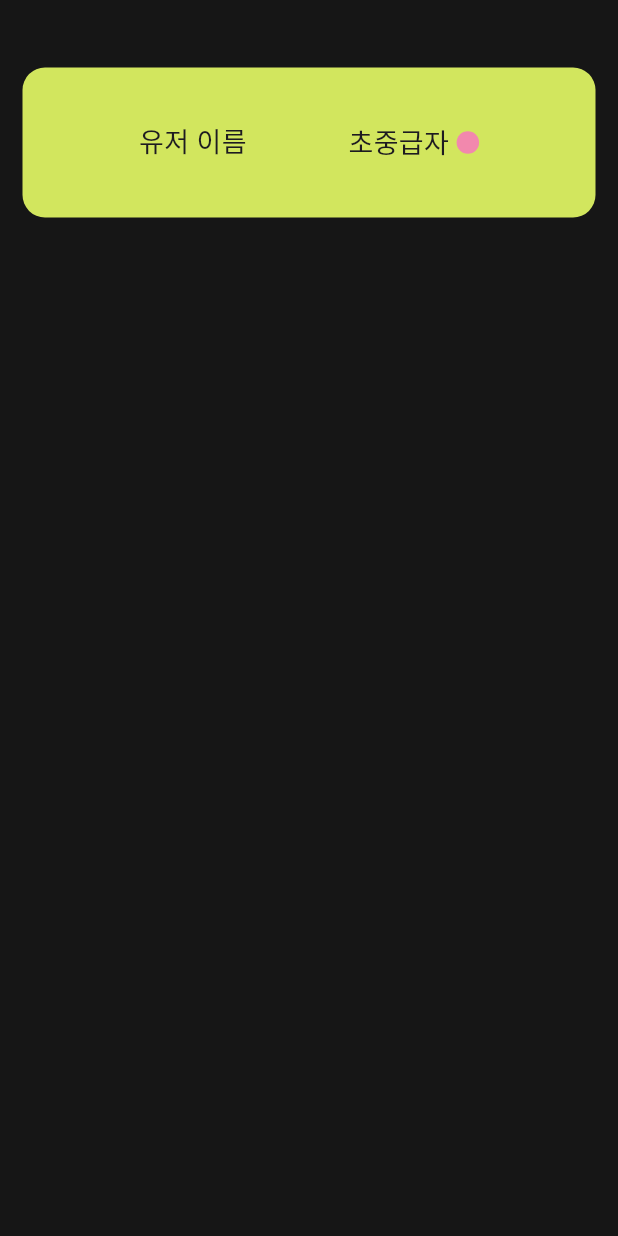
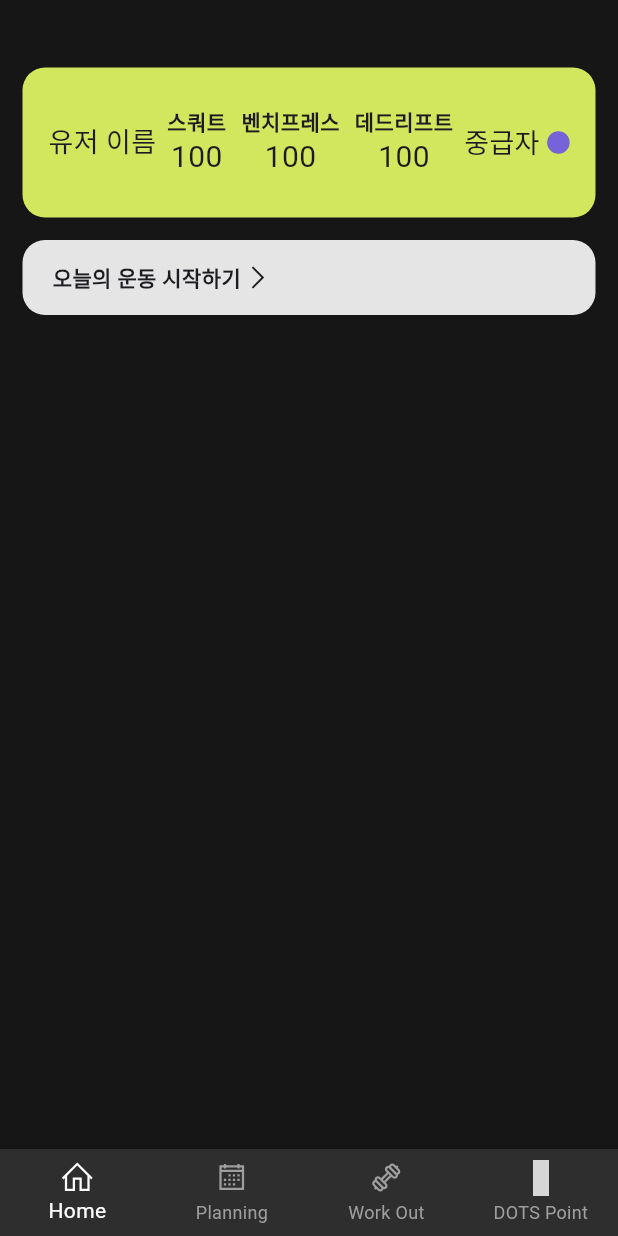
Before and after one commit to AXAX-Kuddy/work_out_diary, a Flutter app: the screen it shows after launch, on a phone screen of 412 x 824 dp. Run offline on Flutter 3.47's test engine with Material 3 defaults, Android fonts, the light colour scheme and no system bars; our stand-ins replace line_icons; Roboto replaces fonts that are missing (Pretendard); grey boxes are pictures that could not be loaded.

Commit message:
2024.02.16

```diff
--- a/work_out_app/lib/main.dart
+++ b/work_out_app/lib/main.dart
@@ -1,6 +1,17 @@
+//기본
 import 'package:flutter/material.dart';
+import 'package:work_out_app/widgets/base_page.dart';
 import 'package:work_out_app/palette.dart' as palette;
-import 'package:work_out_app/widgets/base_page.dart';
+
+//화면 위젯
+import 'package:work_out_app/screens/home_screen.dart';
+import 'package:work_out_app/screens/plan_screen.dart';
+import 'package:work_out_app/screens/work_out_screen.dart';
+import 'package:work_out_app/screens/dots_point_screen.dart';
+
+//패키지들
+
+//아이콘
 import 'package:line_icons/line_icons.dart';
 import 'package:line_icons/line_icon.dart';
 
@@ -15,60 +26,55 @@ void main() {
   );
 }
 
-class MyApp extends StatelessWidget {
+class MyApp extends StatefulWidget {
   const MyApp({super.key});
 
   @override
+  State<MyApp> createState() => _MyAppState();
+}
+
+class _MyAppState extends State<MyApp> {
+  int pageNum = 0;
+
+  @override
   Widget build(BuildContext context) {
-    return BasePage(
-      inputContent: [
-        // ignore: sized_box_for_whitespace
-        Container(
-          height: 100,
-          decoration: BoxDecoration(
-            color: palette.cardColorYelGreen,
-            borderRadius: BorderRadius.circular(15),
+    return Scaffold(
+      body: [
+        const HomeScreen(),
+        const PlanningScreen(),
+        const WorkOutScreen(),
+        const DotsPointScreen(),
+      ][pageNum],
+      bottomNavigationBar: BottomNavigationBar(
+        currentIndex: pageNum,
+        onTap: (pageIndex) {
+          setState(() {
+            pageNum = pageIndex;
+          });
+        },
+        backgroundColor: palette.bgFadeColor,
+        selectedItemColor: Colors.white,
+        unselectedItemColor: Colors.grey,
+        type: BottomNavigationBarType.fixed,
+        items: const [
+          BottomNavigationBarItem(
+            icon: LineIcon.home(),
+            label: "Home",
           ),
-          child: Expanded(
-            child: Padding(
-              padding: const EdgeInsets.all(10),
-              child: Row(
-                mainAxisAlignment: MainAxisAlignment.spaceEvenly,
-                children: [
-                  const Text(
-                    "유저 이름",
-                    style: TextStyle(
-                      fontSize: 18,
-                    ),
-                  ),
-                  Row(
-                    children: [
-                      const Text(
-                        "초중급자",
-                        style: TextStyle(
-                          fontSize: 18,
-                          fontWeight: FontWeight.normal,
-                        ),
-                      ),
-                      const SizedBox(
-                        width: 5,
-                      ),
-                      Container(
-                        width: 15,
-                        height: 15,
-                        decoration: BoxDecoration(
-                          color: palette.tierMiddleLow,
-                          borderRadius: BorderRadius.circular(50),
-                        ),
-                      ),
-                    ],
-                  ),
-                ],
-              ),
-            ),
+          BottomNavigationBarItem(
+            icon: LineIcon.calendar(),
+            label: "Planning",
           ),
-        ),
-      ],
+          BottomNavigationBarItem(
+            icon: LineIcon.dumbbell(),
+            label: "Work Out",
+          ),
+          BottomNavigationBarItem(
+            icon: LineIcon.raisedFist(),
+            label: "DOTS Point",
+          ),
+        ],
+      ),
     );
   }
 }
--- a/work_out_app/lib/palette.dart
+++ b/work_out_app/lib/palette.dart
@@ -2,7 +2,11 @@ import 'package:flutter/material.dart';
 
 // 자주쓰는 색
 var bgColor = const Color.fromARGB(255, 22, 22, 22);
+var bgFadeColor = const Color.fromARGB(255, 46, 46, 46);
+
+//
 var cardColorYelGreen = const Color.fromRGBO(210, 230, 94, 1);
+var cardColorWhite = const Color.fromARGB(226, 255, 255, 255);
 
 //
 // 티어색
--- /dev/null
+++ b/work_out_app/lib/screens/dots_point_screen.dart
@@ -0,0 +1,22 @@
+import 'package:flutter/material.dart';
+import 'package:work_out_app/palette.dart' as palette;
+import 'package:work_out_app/widgets/base_page.dart';
+
+class DotsPointScreen extends StatelessWidget {
+  const DotsPointScreen({super.key});
+
+  @override
+  Widget build(BuildContext context) {
+    return const BasePage(
+      inputContent: [
+        Text(
+          "닷츠포인트 페이지임",
+          style: TextStyle(
+            color: Colors.white,
+            fontSize: 50,
+          ),
+        ),
+      ],
+    );
+  }
+}
--- /dev/null
+++ b/work_out_app/lib/screens/home_screen.dart
@@ -0,0 +1,22 @@
+import 'package:flutter/material.dart';
+import 'package:work_out_app/palette.dart' as palette;
+import 'package:work_out_app/screens/home_screen_widgets/lets_start_button.dart';
+import 'package:work_out_app/screens/home_screen_widgets/top_profile_card.dart';
+import 'package:work_out_app/widgets/base_page.dart';
+
+class HomeScreen extends StatelessWidget {
+  const HomeScreen({super.key});
+
+  @override
+  Widget build(BuildContext context) {
+    return const BasePage(
+      inputContent: [
+        ProfileCard(),
+        SizedBox(
+          height: 15,
+        ),
+        StartButton(),
+      ],
+    );
+  }
+}
--- /dev/null
+++ b/work_out_app/lib/screens/home_screen_widgets/lets_start_button.dart
@@ -0,0 +1,65 @@
+import 'package:flutter/material.dart';
+import 'package:line_icons/line_icon.dart';
+import 'package:line_icons/line_icons.dart';
+import 'package:work_out_app/palette.dart' as palette;
+
+class StartButton extends StatefulWidget {
+  const StartButton({
+    super.key,
+  });
+
+  @override
+  State<StartButton> createState() => _StartButtonState();
+}
+
+class _StartButtonState extends State<StartButton> {
+  var btnColor = palette.cardColorWhite;
+
+  @override
+  Widget build(BuildContext context) {
+    return GestureDetector(
+      onTap: () {
+        setState(() {
+          btnColor = Colors.grey;
+          print("색 바뀜 ㅋㅋ");
+        });
+      },
+      onTapUp: (details) {
+        setState(() {
+          btnColor = palette.cardColorWhite;
+        });
+      },
+      child: Container(
+        height: 50,
+        decoration: BoxDecoration(
+          color: btnColor,
+          borderRadius: BorderRadius.circular(15),
+        ),
+        child: const Expanded(
+          child: Padding(
+            padding: EdgeInsets.all(10),
+            child: Row(
+              mainAxisAlignment: MainAxisAlignment.start,
+              children: [
+                SizedBox(
+                  width: 10,
+                ),
+                Text(
+                  "오늘의 운동 시작하기",
+                  style: TextStyle(
+                    fontSize: 14,
+                    fontWeight: FontWeight.bold,
+                  ),
+                ),
+                LineIcon(
+                  LineIcons.angleRight,
+                  size: 20,
+                ),
+              ],
+            ),
+          ),
+        ),
+      ),
+    );
+  }
+}
--- /dev/null
+++ b/work_out_app/lib/screens/home_screen_widgets/top_profile_card.dart
@@ -0,0 +1,119 @@
+import 'package:flutter/material.dart';
+import 'package:work_out_app/palette.dart' as palette;
+
+
+class ProfileCard extends StatelessWidget {
+  const ProfileCard({
+    super.key,
+  });
+
+  @override
+  Widget build(BuildContext context) {
+    return Container(
+      height: 100,
+      decoration: BoxDecoration(
+        color: palette.cardColorYelGreen,
+        borderRadius: BorderRadius.circular(15),
+      ),
+      child: Expanded(
+        child: Padding(
+          padding: const EdgeInsets.all(10),
+          child: Row(
+            mainAxisAlignment: MainAxisAlignment.spaceEvenly,
+            children: [
+              const Text(
+                "유저 이름",
+                style: TextStyle(
+                  fontSize: 18,
+                ),
+              ),
+              const Row(
+                children: [
+                  Column(
+                    mainAxisAlignment: MainAxisAlignment.center,
+                    children: [
+                      Text(
+                        "스쿼트",
+                        style: TextStyle(
+                          fontWeight: FontWeight.bold,
+                        ),
+                      ),
+                      Text(
+                        "100",
+                        style: TextStyle(
+                          fontSize: 20,
+                        ),
+                      ),
+                    ],
+                  ),
+                  SizedBox(
+                    width: 10,
+                  ),
+                  Column(
+                    mainAxisAlignment: MainAxisAlignment.center,
+                    children: [
+                      Text(
+                        "벤치프레스",
+                        style: TextStyle(
+                          fontWeight: FontWeight.bold,
+                        ),
+                      ),
+                      Text(
+                        "100",
+                        style: TextStyle(
+                          fontSize: 20,
+                        ),
+                      ),
+                    ],
+                  ),
+                  SizedBox(
+                    width: 10,
+                  ),
+                  Column(
+                    mainAxisAlignment: MainAxisAlignment.center,
+                    children: [
+                      Text(
+                        "데드리프트",
+                        style: TextStyle(
+                          fontWeight: FontWeight.bold,
+                        ),
+                      ),
+                      Text(
+                        "100",
+                        style: TextStyle(
+                          fontSize: 20,
+                        ),
+                      ),
+                    ],
+                  ),
+                ],
+              ),
+              Row(
+                children: [
+                  const Text(
+                    "중급자",
+                    style: TextStyle(
+                      fontSize: 18,
+                      fontWeight: FontWeight.normal,
+                    ),
+                  ),
+                  const SizedBox(
+                    width: 5,
+                  ),
+                  Container(
+                    width: 15,
+                    height: 15,
+                    decoration: BoxDecoration(
+                      color: palette.tierMiddle,
+                      borderRadius: BorderRadius.circular(50),
+                    ),
+                  ),
+                ],
+              ),
+            ],
+          ),
+        ),
+      ),
+    );
+  }
+}
--- /dev/null
+++ b/work_out_app/lib/screens/plan_screen.dart
@@ -0,0 +1,22 @@
+import 'package:flutter/material.dart';
+import 'package:work_out_app/palette.dart' as palette;
+import 'package:work_out_app/widgets/base_page.dart';
+
+class PlanningScreen extends StatelessWidget {
+  const PlanningScreen({super.key});
+
+  @override
+  Widget build(BuildContext context) {
+    return const BasePage(
+      inputContent: [
+        Text(
+          "플랜 페이지임",
+          style: TextStyle(
+            color: Colors.white,
+            fontSize: 50,
+          ),
+        ),
+      ],
+    );
+  }
+}
--- /dev/null
+++ b/work_out_app/lib/screens/work_out_screen.dart
@@ -0,0 +1,22 @@
+import 'package:flutter/material.dart';
+import 'package:work_out_app/palette.dart' as palette;
+import 'package:work_out_app/widgets/base_page.dart';
+
+class WorkOutScreen extends StatelessWidget {
+  const WorkOutScreen({super.key});
+
+  @override
+  Widget build(BuildContext context) {
+    return const BasePage(
+      inputContent: [
+        Text(
+          "워크아웃 페이지임",
+          style: TextStyle(
+            color: Colors.white,
+            fontSize: 50,
+          ),
+        ),
+      ],
+    );
+  }
+}
--- a/work_out_app/lib/widgets/base_page.dart
+++ b/work_out_app/lib/widgets/base_page.dart
@@ -26,6 +26,7 @@ class BasePage extends StatelessWidget {
                 height: 30,
               ),
               ...inputContent
+
             ],
           ),
         ),
```
